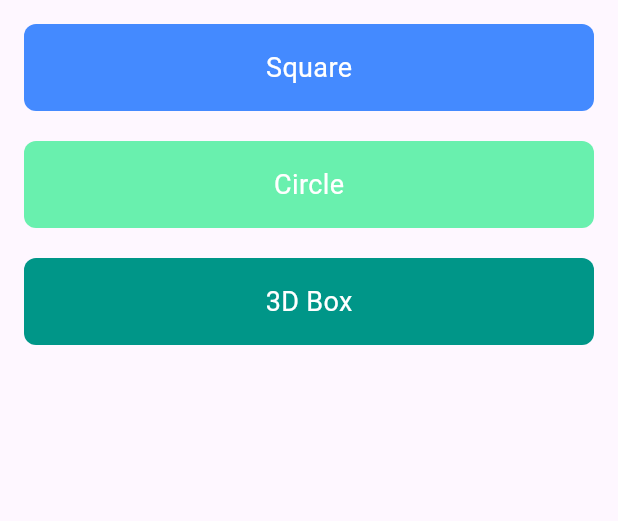
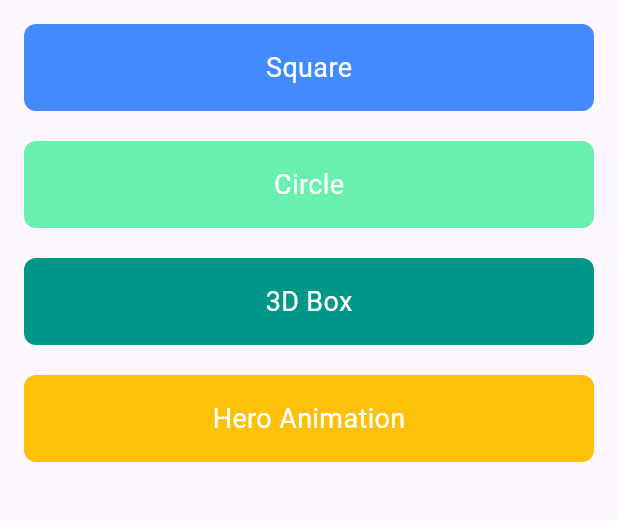
Before and after one commit to Usman-504/Animations, a Flutter app: the screen it shows after launch, on a phone screen of 412 x 824 dp, the part 84-605 px from its top. Run offline on Flutter 3.47's test engine with Material 3 defaults, Android fonts, the phone set to English and light mode, and no system bars.

Commit message:
Hero Animation

```diff
--- a/lib/main.dart
+++ b/lib/main.dart
@@ -105,6 +105,29 @@ class MainScreen extends StatelessWidget {
                   ),
                 ),
               ),
+              const SizedBox(height: 20),
+              GestureDetector(
+                onTap: () {
+                  Navigator.push(
+                    context,
+                    MaterialPageRoute(builder: (context) => const Example3()),
+                  );
+                },
+                child: Container(
+                  width: double.infinity,
+                  padding: const EdgeInsets.all(16),
+                  decoration: BoxDecoration(
+                    color: Colors.amber,
+                    borderRadius: BorderRadius.circular(8),
+                  ),
+                  child: const Center(
+                    child: Text(
+                      'Hero Animation',
+                      style: TextStyle(color: Colors.white, fontSize: 18),
+                    ),
+                  ),
+                ),
+              ),
             ],
           ),
         ),
```
